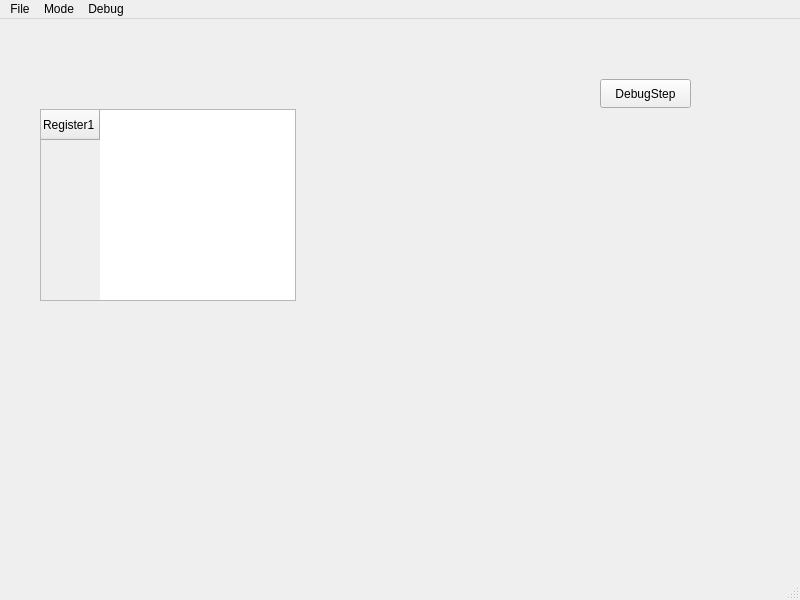
The window that src/qtfrontend.ui (fldon/Chip8) describes before a commit, drawn with Qt 5.
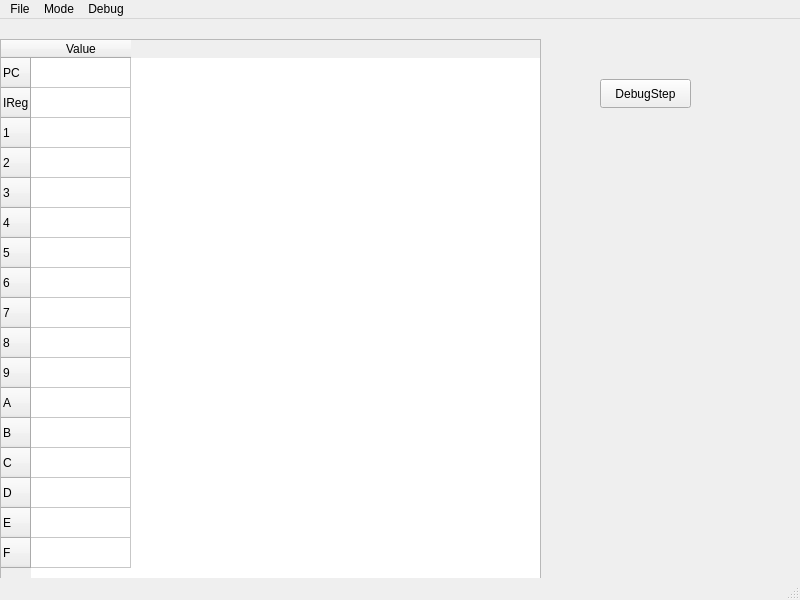
The same window after the commit.

Diff of the .ui file:
```diff
--- a/src/qtfrontend.ui
+++ b/src/qtfrontend.ui
@@ -30,17 +30,102 @@
    <widget class="QTableWidget" name="RegisterTbl">
     <property name="geometry">
      <rect>
-      <x>40</x>
-      <y>90</y>
-      <width>256</width>
-      <height>192</height>
+      <x>0</x>
+      <y>20</y>
+      <width>541</width>
+      <height>551</height>
      </rect>
     </property>
     <row>
      <property name="text">
-      <string>Register1</string>
+      <string>PC</string>
      </property>
     </row>
+    <row>
+     <property name="text">
+      <string>IReg</string>
+     </property>
+    </row>
+    <row>
+     <property name="text">
+      <string>1</string>
+     </property>
+    </row>
+    <row>
+     <property name="text">
+      <string>2</string>
+     </property>
+    </row>
+    <row>
+     <property name="text">
+      <string>3</string>
+     </property>
+    </row>
+    <row>
+     <property name="text">
+      <string>4</string>
+     </property>
+    </row>
+    <row>
+     <property name="text">
+      <string>5</string>
+     </property>
+    </row>
+    <row>
+     <property name="text">
+      <string>6</string>
+     </property>
+    </row>
+    <row>
+     <property name="text">
+      <string>7</string>
+     </property>
+    </row>
+    <row>
+     <property name="text">
+      <string>8</string>
+     </property>
+    </row>
+    <row>
+     <property name="text">
+      <string>9</string>
+     </property>
+    </row>
+    <row>
+     <property name="text">
+      <string>A</string>
+     </property>
+    </row>
+    <row>
+     <property name="text">
+      <string>B</string>
+     </property>
+    </row>
+    <row>
+     <property name="text">
+      <string>C</string>
+     </property>
+    </row>
+    <row>
+     <property name="text">
+      <string>D</string>
+     </property>
+    </row>
+    <row>
+     <property name="text">
+      <string>E</string>
+     </property>
+    </row>
+    <row>
+     <property name="text">
+      <string>F</string>
+     </property>
+    </row>
+    <column>
+     <property name="text">
+      <string>Value</string>
+     </property>
+    </column>
    </widget>
   </widget>
   <widget class="QMenuBar" name="menubar">
```
Left out of the diff: 4 changed lines with no effect on the pictures.
